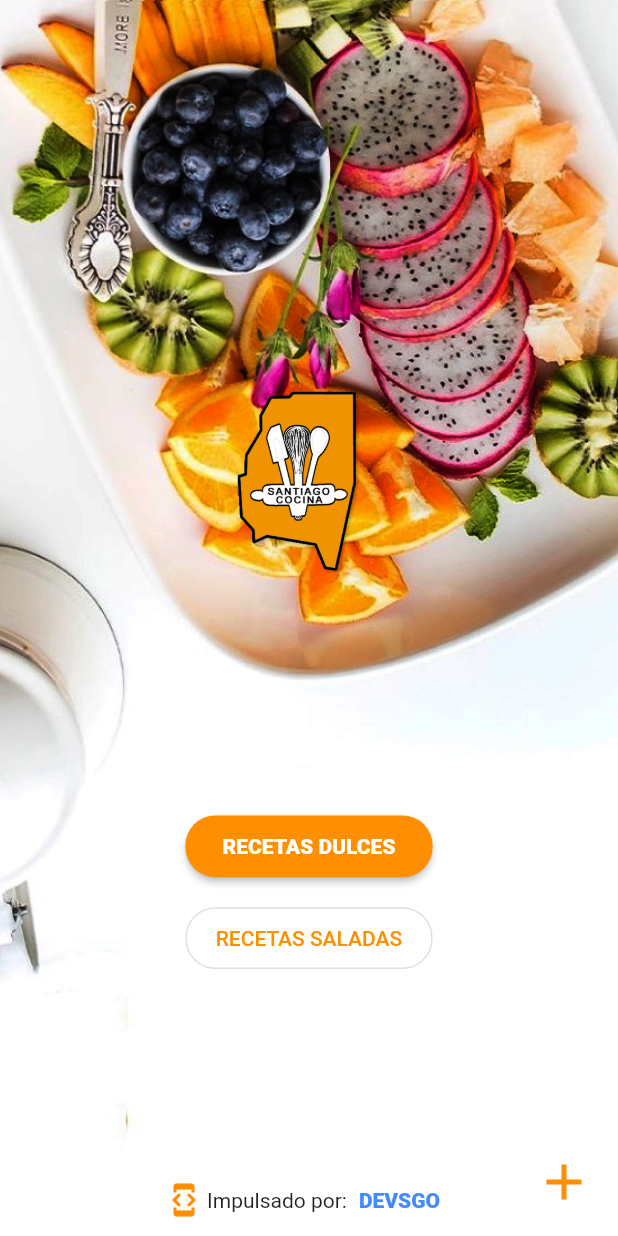
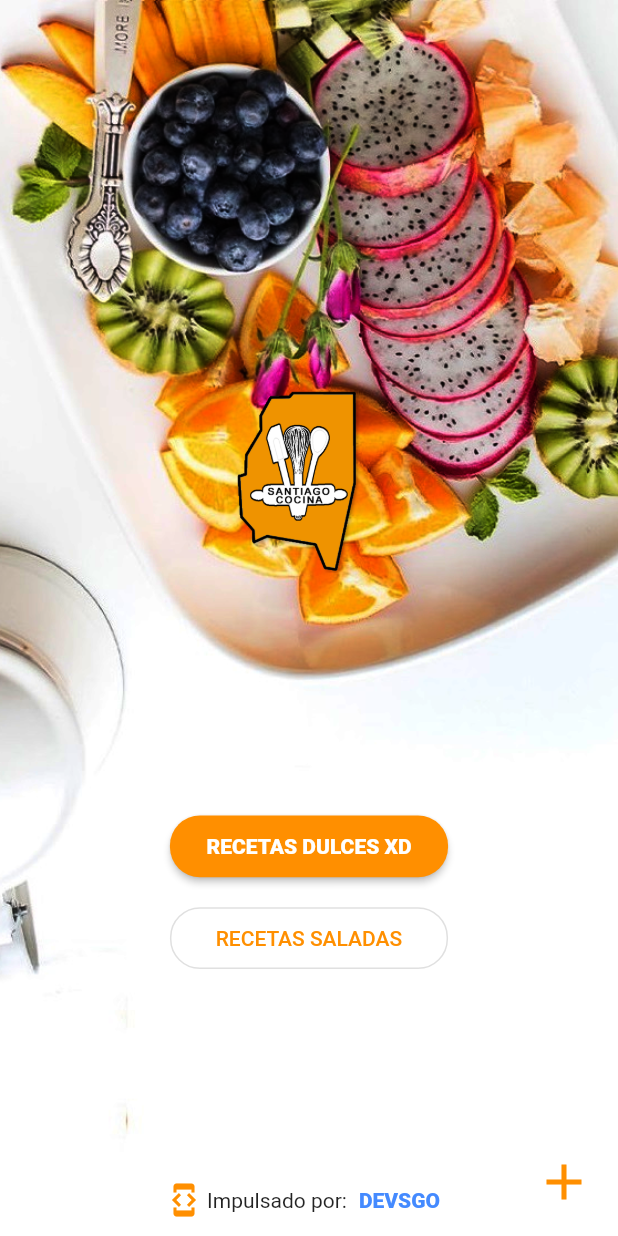
Before and after one commit to AgustinMontenegro95/Santiago_Cocina, a Flutter app: the screen it shows after launch, on a phone screen of 412 x 824 dp. Run offline on Flutter 3.47's test engine with Material 2 defaults, Android fonts, the phone set to English and light mode, and no system bars; our stand-ins replace cloud_firestore, firebase_core, fluttertoast, google_fonts, lottie, share; missing offline and left inert: simple_speed_dial; accounts and stored records are empty.

Commit message:
cambio de botones home

```diff
--- a/lib/pages/homePage.dart
+++ b/lib/pages/homePage.dart
@@ -56,7 +56,7 @@
               ),
               SizedBox(
                 height: MediaQuery.of(context).size.height * 0.05,
-                width: MediaQuery.of(context).size.width * 0.40,
+                width: MediaQuery.of(context).size.width * 0.45,
                 child: ElevatedButton(
                   style: ButtonStyle(
                     backgroundColor:
@@ -73,7 +73,7 @@
                                 )));
                   },
                   child: Text(
-                    "RECETAS DULCES",
+                    "RECETAS DULCES XD",
                     style: TextStyle(fontWeight: FontWeight.w900),
                   ),
                 ),
@@ -83,7 +83,7 @@
               ),
               SizedBox(
                 height: MediaQuery.of(context).size.height * 0.05,
-                width: MediaQuery.of(context).size.width * 0.40,
+                width: MediaQuery.of(context).size.width * 0.45,
                 child: OutlinedButton(
                   child: Text(
                     "RECETAS SALADAS",
```
